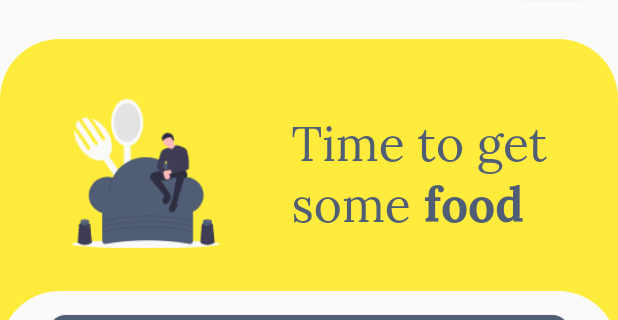
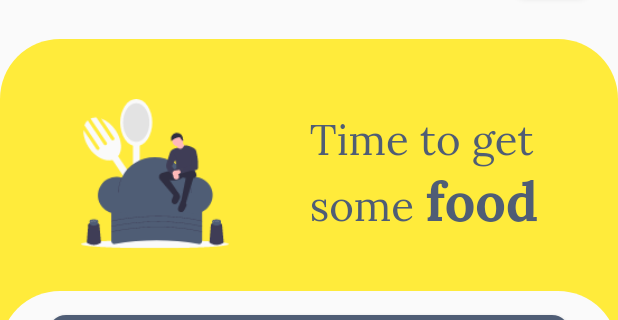
Before and after one commit to BelfDev/digital-restaurant-app, a Flutter app: the screen it shows after launch, on a phone screen of 412 x 824 dp, the part 93-413 px from its top. Run offline on Flutter 3.47's test engine with Material 2 defaults, Android fonts, the phone set to English and light mode, and no system bars; drawn by our look-alikes of smooth_star_rating; our stand-ins replace slider_button; network calls fail.

Commit message:
Add TextSpan

```diff
--- a/lib/screens/home_screen.dart
+++ b/lib/screens/home_screen.dart
@@ -93,14 +93,13 @@ class _HomeScreenState extends State<HomeScreen> {
                       text: 'Time to get\nsome ',
                       style: TextStyle(
                           color: LUColors.navyBlue,
-                          fontSize: 32,
-                          fontFamily: 'Lora',
-                          fontWeight: FontWeight.w400)),
+                          fontSize: 28,
+                          fontFamily: 'Lora')),
                   TextSpan(
                       text: 'food',
                       style: TextStyle(
                           color: LUColors.navyBlue,
-                          fontSize: 32,
+                          fontSize: 36,
                           fontFamily: 'Lora',
                           fontWeight: FontWeight.w700))
                 ]),
--- a/pubspec.yaml
+++ b/pubspec.yaml
@@ -71,7 +71,6 @@ flutter:
     - family: Lora
       fonts:
         - asset: res/fonts/Lora-Regular.ttf
-          weight: 400
         - asset: res/fonts/Lora-Italic.ttf
           style: italic
         - asset: res/fonts/Lora-Bold.ttf
```
